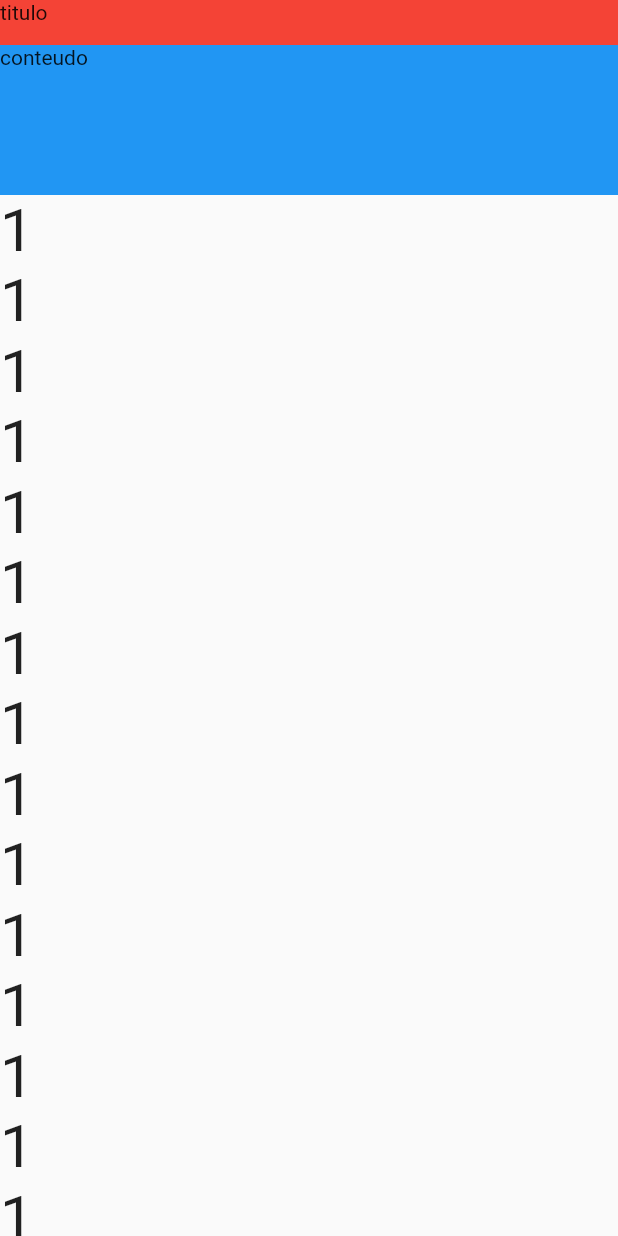
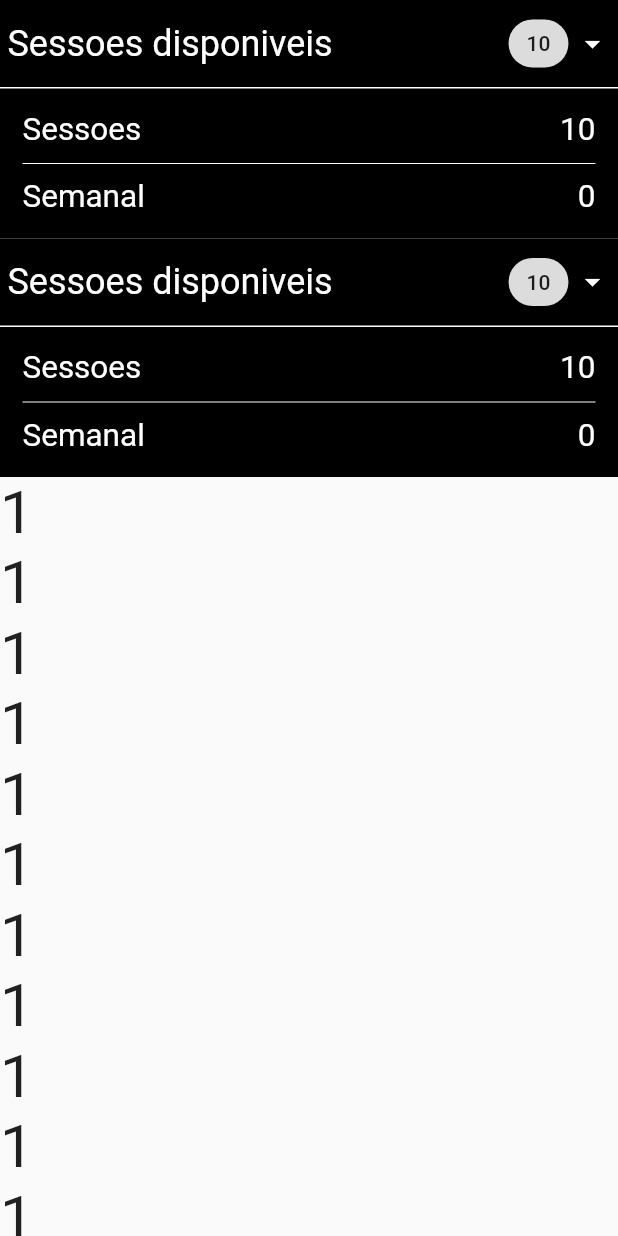
Before and after one commit to Eddie66six/app_layout_flutter, a Flutter app: the screen it shows after launch, on a phone screen of 412 x 824 dp. Run offline on Flutter 3.47's test engine with Material 2 defaults, Android fonts, the phone set to English and light mode, and no system bars.

Commit message:
corrigido layout do collapse e testado  multiplos

```diff
--- a/lib/app.dart
+++ b/lib/app.dart
@@ -22,6 +22,7 @@ class _AppState extends State<App> {
         body: new Column(
       children: <Widget>[
         new Container(padding: new EdgeInsets.only(top: mediaQuey.padding.top)),
+        new Collapse(mediaQuey, 100, _scrollController),
         new Collapse(mediaQuey, 100, _scrollController),
         new Flexible(
           child: new ListView(
@@ -227,20 +228,54 @@ class _CollapseState extends State<Collapse> with TickerProviderStateMixin {
 
             },
             child: new Container(
-              height: 30,
+              padding: new EdgeInsets.all(5),
               width: widget.mediaQuey.size.width,
-              decoration: new BoxDecoration(color: Colors.red),
-              child: new Text("titulo"),
+              decoration: new BoxDecoration(
+                color: Colors.black,
+                border: new Border(bottom: new BorderSide(color: Colors.white))
+              ),
+              child: new Row(
+                mainAxisAlignment: MainAxisAlignment.spaceBetween,
+                children: <Widget>[
+                  new Text("Sessoes disponiveis", style: new TextStyle(fontSize: 24, color: Colors.white)),
+                  new Row(
+                    children: <Widget>[
+                      new Chip(label: new Text("10"),),
+                      new Icon(!_close ? Icons.arrow_drop_down : Icons.arrow_drop_up, color: Colors.white,)
+                    ],
+                  )
+                ],
+              ),
             )
           ),
           new Container(
             height: _heightCollapse,
             width: widget.mediaQuey.size.width,
-            decoration: new BoxDecoration(color: Colors.blue),
+            decoration: new BoxDecoration(color: Colors.black),
             child: new Opacity(
               opacity: _opacity,
               child: new Container(
-                child: new Text("conteudo"),
+                padding: new EdgeInsets.all(15),
+                child: new Column(
+                  mainAxisAlignment: MainAxisAlignment.spaceBetween,
+                  children: <Widget>[
+                    new Row(
+                      mainAxisAlignment: MainAxisAlignment.spaceBetween,
+                      children: <Widget>[
+                        new Text("Sessoes", style: new TextStyle(fontSize: 21, color: Colors.white),),
+                        new Text("10", style: new TextStyle(fontSize: 21, color: Colors.white),),
+                      ],
+                    ),
+                    new Divider(color: Colors.white,),
+                    new Row(
+                      mainAxisAlignment: MainAxisAlignment.spaceBetween,
+                      children: <Widget>[
+                        new Text("Semanal", style: new TextStyle(fontSize: 21, color: Colors.white),),
+                        new Text("0", style: new TextStyle(fontSize: 21, color: Colors.white),),
+                      ],
+                    )
+                  ],
+              ),
               ),
             )
           ),
```
